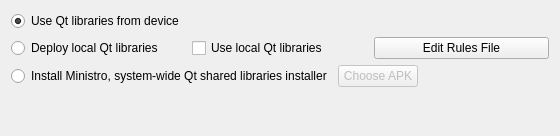
Old version of the form src/plugins/android/androiddeploystepwidget.ui in the repository qt-creator/qt-creator.
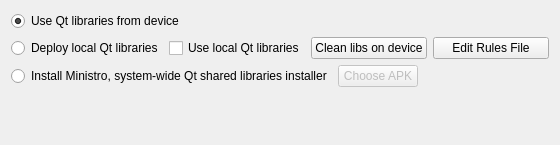
New version of the form.

Patch:
```diff
--- a/src/plugins/android/androiddeploystepwidget.ui
+++ b/src/plugins/android/androiddeploystepwidget.ui
@@ -7,7 +7,7 @@
     <x>0</x>
     <y>0</y>
     <width>560</width>
-    <height>136</height>
+    <height>145</height>
    </rect>
   </property>
   <property name="sizePolicy">
@@ -56,6 +56,13 @@
        </property>
       </widget>
      </item>
+     <item>
+      <widget class="QPushButton" name="cleanLibsPushButton">
+       <property name="text">
+        <string>Clean libs on device</string>
+       </property>
+      </widget>
+     </item>
      <item>
       <widget class="QPushButton" name="editRulesFilePushButton">
        <property name="text">
```
